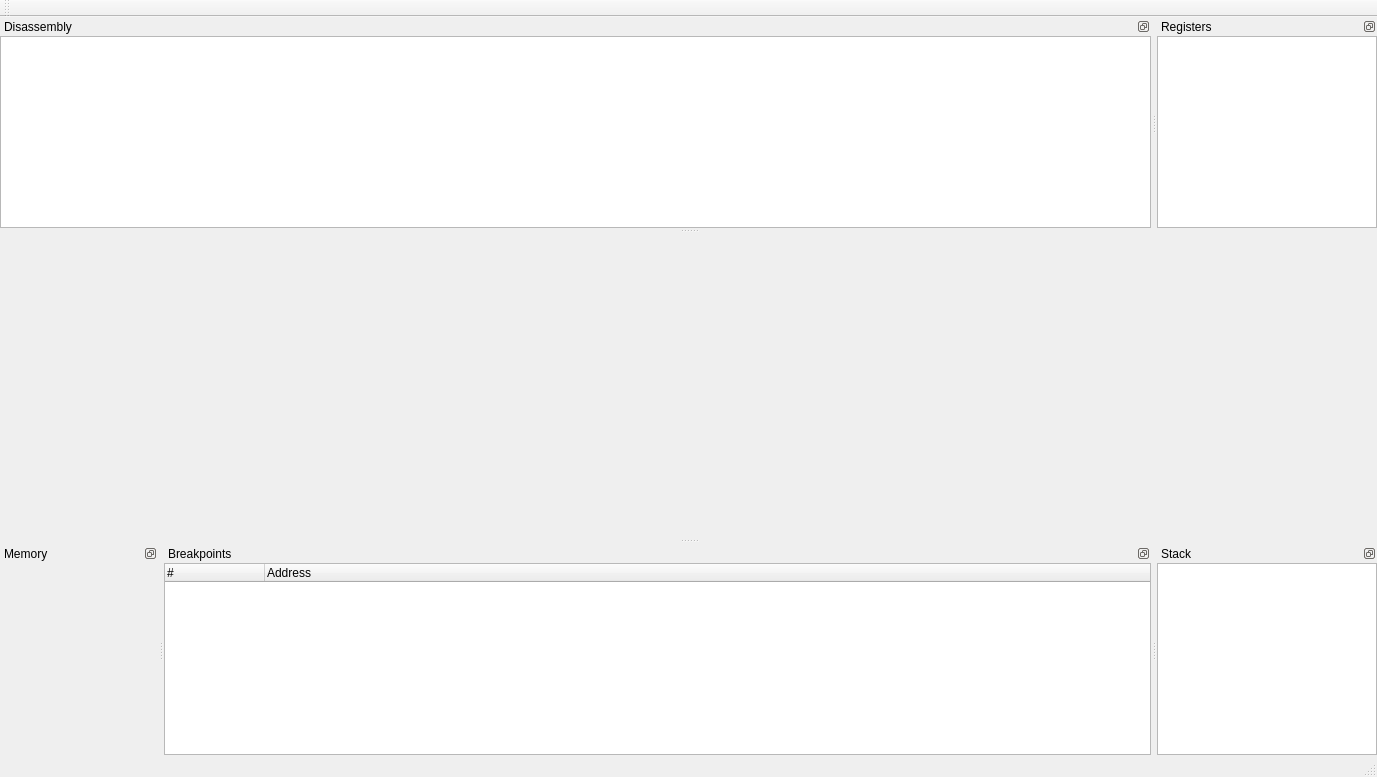
Old version of the form src/frontend/views/debugger_window.ui in the repository kaichiuchu/vm-tutorial.
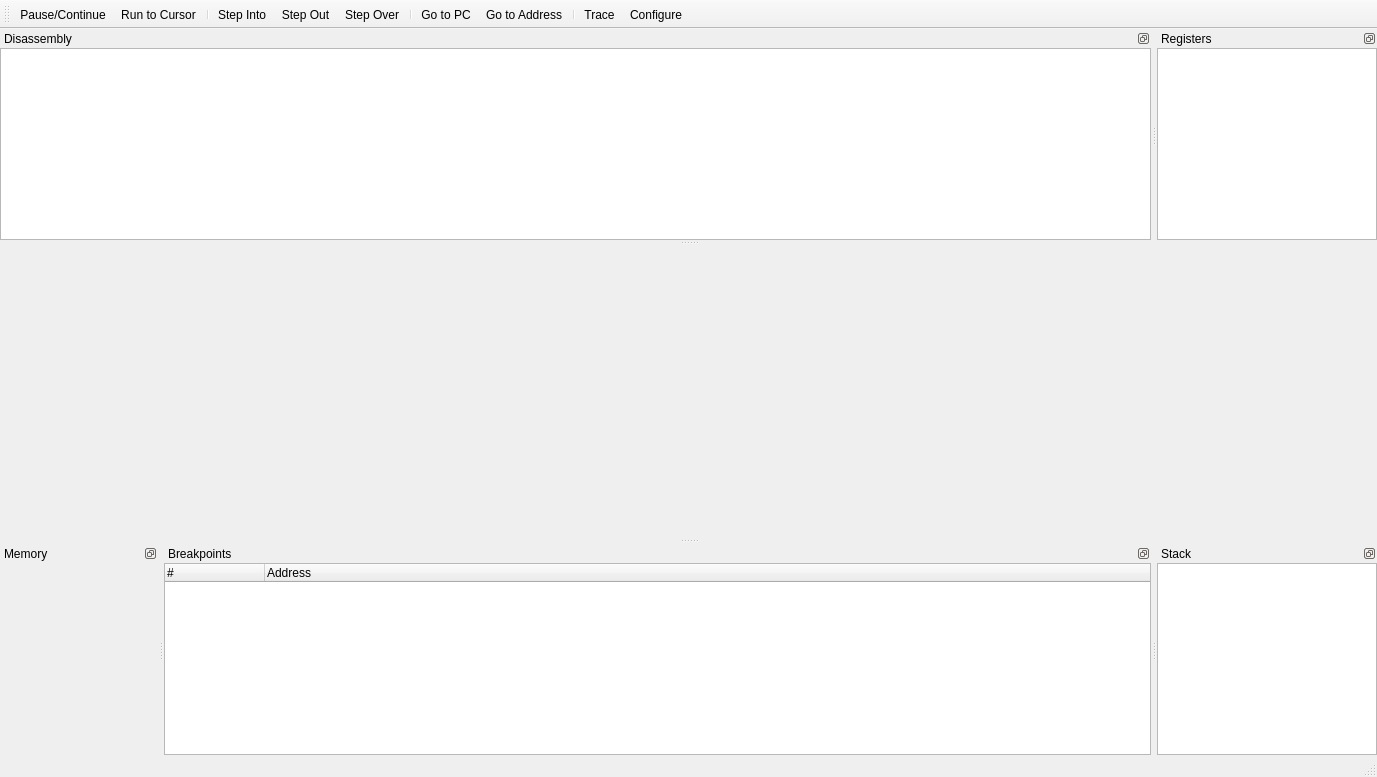
New version of the form. Icons and pictures are not drawn. Custom widgets are drawn as their Qt base class.

Commit message:
frontend: change toolbar buttons, improve debugger
Code cleanup is also part of this commit:

* We use QPointer for the dialogs that are not required to be displayed
  at all times. When a dialog is closed, it is deleted and QPointer is
  set to nullptr automatically.

* The debugger now disables itself when the virtual machine is running,
  and enables itself when it is not.

The edit to the form file:
```diff
--- a/src/frontend/views/debugger_window.ui
+++ b/src/frontend/views/debugger_window.ui
@@ -29,12 +29,27 @@
    <property name="windowTitle">
     <string>toolBar</string>
    </property>
+   <property name="toolButtonStyle">
+    <enum>Qt::ToolButtonTextUnderIcon</enum>
+   </property>
    <attribute name="toolBarArea">
     <enum>TopToolBarArea</enum>
    </attribute>
    <attribute name="toolBarBreak">
     <bool>false</bool>
    </attribute>
+   <addaction name="actionPause_Continue"/>
+   <addaction name="actionRun_to_Cursor"/>
+   <addaction name="separator"/>
+   <addaction name="actionStep_Into"/>
+   <addaction name="actionStep_Out"/>
+   <addaction name="actionStep_Over"/>
+   <addaction name="separator"/>
+   <addaction name="actionGo_to_PC"/>
+   <addaction name="actionGo_to_Address"/>
+   <addaction name="separator"/>
+   <addaction name="actionTrace"/>
+   <addaction name="actionConfigure"/>
   </widget>
   <widget class="QDockWidget" name="dockWidget_4">
    <property name="features">
@@ -122,6 +137,117 @@
    </attribute>
    <widget class="QTreeView" name="stackView"/>
   </widget>
+  <action name="actionPause_Continue">
+   <property name="icon">
+    <iconset resource="../assets/assets.qrc">
+     <normaloff>:/assets/pause_continue_button.png</normaloff>:/assets/pause_continue_button.png</iconset>
+   </property>
+   <property name="text">
+    <string>Pause/Continue</string>
+   </property>
+   <property name="toolTip">
+    <string>Pauses or continues the emulation from a debugged state.</string>
+   </property>
+  </action>
+  <action name="actionStep_Into">
+   <property name="icon">
+    <iconset resource="../assets/assets.qrc">
+     <normaloff>:/assets/step_into_button.png</normaloff>:/assets/step_into_button.png</iconset>
+   </property>
+   <property name="text">
+    <string>Step Into</string>
+   </property>
+   <property name="toolTip">
+    <string>Steps until the first line of a subroutine call.</string>
+   </property>
+  </action>
+  <action name="actionStep_Over">
+   <property name="icon">
+    <iconset resource="../assets/assets.qrc">
+     <normaloff>:/assets/step_over_button.png</normaloff>:/assets/step_over_button.png</iconset>
+   </property>
+   <property name="text">
+    <string>Step Over</string>
+   </property>
+   <property name="toolTip">
+    <string>Execute the next subroutine and stop.</string>
+   </property>
+  </action>
+  <action name="actionStep_Out">
+   <property name="icon">
+    <iconset resource="../assets/assets.qrc">
+     <normaloff>:/assets/step_out_button.png</normaloff>:/assets/step_out_button.png</iconset>
+   </property>
+   <property name="text">
+    <string>Step Out</string>
+   </property>
+   <property name="iconText">
+    <string>Step Out</string>
+   </property>
+   <property name="toolTip">
+    <string>Execute the next subroutine until execution returns to the caller.</string>
+   </property>
+  </action>
+  <action name="actionRun_to_Cursor">
+   <property name="icon">
+    <iconset resource="../assets/assets.qrc">
+     <normaloff>:/assets/run_to_cursor_button.png</normaloff>:/assets/run_to_cursor_button.png</iconset>
+   </property>
+   <property name="text">
+    <string>Run to Cursor</string>
+   </property>
+   <property name="toolTip">
+    <string>Runs until the statement selected by the cursor is reached.</string>
+   </property>
+  </action>
+  <action name="actionTrace">
+   <property name="icon">
+    <iconset resource="../assets/assets.qrc">
+     <normaloff>:/assets/trace_button.png</normaloff>:/assets/trace_button.png</iconset>
+   </property>
+   <property name="text">
+    <string>Trace</string>
+   </property>
+   <property name="toolTip">
+    <string>Start tracing the execution to a file.</string>
+   </property>
+  </action>
+  <action name="actionConfigure">
+   <property name="icon">
+    <iconset resource="../assets/assets.qrc">
+     <normaloff>:/assets/settings_button.png</normaloff>:/assets/settings_button.png</iconset>
+   </property>
+   <property name="text">
+    <string>Configure</string>
+   </property>
+   <property name="toolTip">
+    <string>Configures the debugger.</string>
+   </property>
+  </action>
+  <action name="actionGo_to_PC">
+   <property name="icon">
+    <iconset resource="../assets/assets.qrc">
+     <normaloff>:/assets/go_to_pc_button.png</normaloff>:/assets/go_to_pc_button.png</iconset>
+   </property>
+   <property name="text">
+    <string>Go to PC...</string>
+   </property>
+   <property name="toolTip">
+    <string>Jumps to the current program counter.</string>
+   </property>
+  </action>
+  <action name="actionGo_to_Address">
+   <property name="icon">
+    <iconset resource="../assets/assets.qrc">
+     <normaloff>:/assets/go_to_address_button.png</normaloff>:/assets/go_to_address_button.png</iconset>
+   </property>
+   <property name="text">
+    <string>Go to Address</string>
+   </property>
+   <property name="toolTip">
+    <string>Jumps to the specified address.</string>
+   </property>
+  </action>
  </widget>
  <customwidgets>
   <customwidget>
```
Left out of the diff: 14 changed lines with no effect on the pictures. The commit also changes 26 other files.
